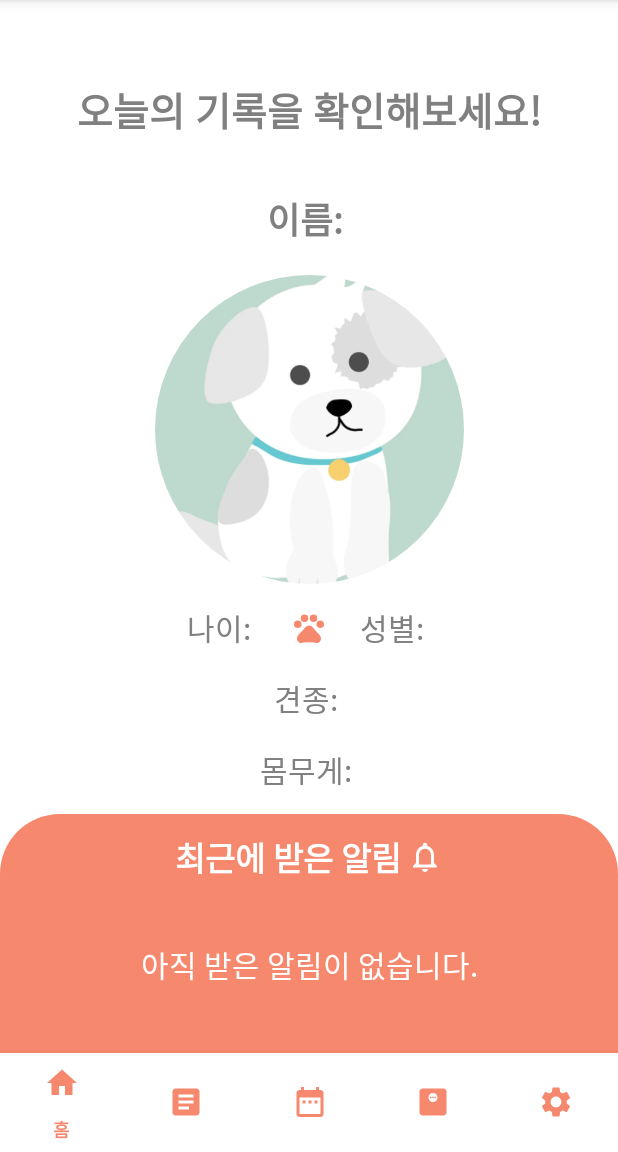
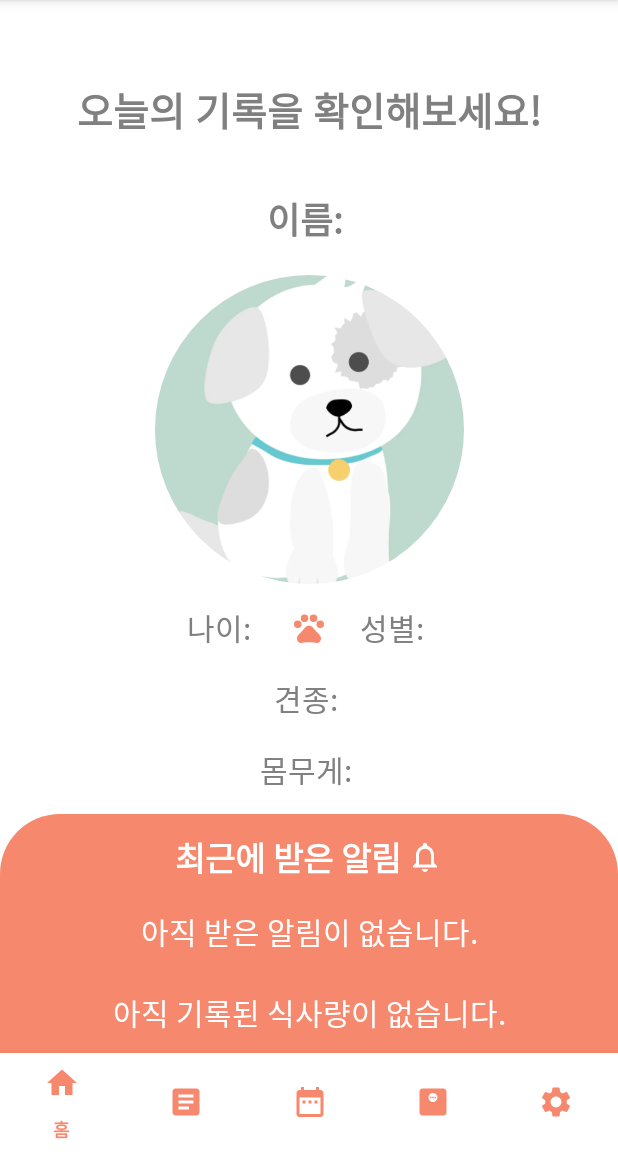
Before and after one commit to GodSang/dogtor_app, an Android app: the FragmentMainHome screen opened directly, with no data from a screen before it, on a phone screen of 412 x 824 dp, the part 84-1236 px from its top. Run offline under Robolectric (Android 15) with nearby library versions, the phone set to English and light mode, and no system bars; our stand-ins replace CircleImageView, Firebase (no records; nobody signed in at launch, a user with empty details on screens opened directly); libraries missing offline, so code that uses them is left out: me.relex.circleindicator; 1 statement that could not run was skipped.

Commit message:
전날, 권장 식사량 메시지 추가

```diff
--- a/app/src/main/java/com/example/capstone_design/FragmentMainHome.java
+++ b/app/src/main/java/com/example/capstone_design/FragmentMainHome.java
@@ -19,6 +19,9 @@ import com.example.capstone_design.retrofit.RetrofitClient;
 
 import org.w3c.dom.Text;
 
+import java.text.SimpleDateFormat;
+import java.util.Calendar;
+
 import de.hdodenhof.circleimageview.CircleImageView;
 import retrofit2.Call;
 import retrofit2.Callback;
@@ -32,9 +35,8 @@ public class FragmentMainHome extends Fragment {
     TextView main_dog_gender;
     TextView main_dog_type;
     TextView main_dog_weight;
-    TextView dog_status_info;
-    TextView dog_status_info_time;
     TextView fcm_msg;
+    TextView eat_msg;
 
     // SharedPreferences를 통해 fcm body 데이터 가져오기
     String loadSharedName = "DB";
@@ -60,6 +62,7 @@ public class FragmentMainHome extends Fragment {
         main_dog_weight = view.findViewById(R.id.main_dog_weight);
         main_dog_profile_image = view.findViewById(R.id.main_dog_profile_image);
         fcm_msg = view.findViewById(R.id.fcm_msg);
+        eat_msg = view.findViewById(R.id.eat_msg);
 
         Log.d("hyeals_bundle_fragment", "프래그먼트 실행");
 
@@ -77,7 +80,7 @@ public class FragmentMainHome extends Fragment {
         Log.d("fcm_body", "fcm body: " + fcm_body);
 
 
-        // GET 요청
+        // 반려견 정보 GET 요청
         retrofitClient.retrofitGetAPI.getUser(token).enqueue(new Callback<Data>() {
             @Override
             public void onResponse(Call<Data> call, Response<Data> response) {
@@ -123,5 +126,32 @@ public class FragmentMainHome extends Fragment {
                 t.printStackTrace();
             }
         });
+
+        // 전날 식사량 받아 오기 위해 어제 날짜 가져오기
+        SimpleDateFormat date = new SimpleDateFormat("yyyy/MM/dd");
+        Calendar calendar = Calendar.getInstance();
+
+        calendar.add(calendar.DATE, -1);
+        String yesterday = date.format(calendar.getTime());
+
+        Log.d("why", yesterday);
+
+        // 전날 및 권장 식사량 계산 정보
+        retrofitClient.retrofitGetAPI.getRecommend(token, yesterday).enqueue(new Callback<Data>() {
+            @Override
+            public void onResponse(Call<Data> call, Response<Data> response) {
+                if(response.isSuccessful()){
+                    Data data = response.body();
+
+                    eat_msg.setText("전날 식사량은 "+data.getSumMeal() + "kcal 입니다.\n 권장 식사량은 "
+                            + data.getRecommendMeal() + "kcal 입니다." );
+                }
+            }
+
+            @Override
+            public void onFailure(Call<Data> call, Throwable t) {
+                t.printStackTrace();
+            }
+        });
     }
 }
--- a/app/src/main/java/com/example/capstone_design/retrofit/Data.java
+++ b/app/src/main/java/com/example/capstone_design/retrofit/Data.java
@@ -56,6 +56,12 @@ public class Data {
 
     @SerializedName("message")
     private String message;
+
+    @SerializedName("sumMeal")
+    private double sumMeal;
+
+    @SerializedName("recommendMeal")
+    private double recommendMeal;
 
     public void setAmountOfMeal(int amountOfMeal) {
         this.amountOfMeal = amountOfMeal;
@@ -180,4 +186,20 @@ public class Data {
     public String getMessage() {
         return message;
     }
+
+    public double getSumMeal() {
+        return sumMeal;
+    }
+
+    public void setSumMeal(double sumMeal) {
+        this.sumMeal = sumMeal;
+    }
+
+    public double getRecommendMeal() {
+        return recommendMeal;
+    }
+
+    public void setRecommendMeal(double recommendMeal) {
+        this.recommendMeal = recommendMeal;
+    }
 }
--- a/app/src/main/java/com/example/capstone_design/retrofit/RetrofitGetAPI.java
+++ b/app/src/main/java/com/example/capstone_design/retrofit/RetrofitGetAPI.java
@@ -29,4 +29,7 @@ public interface RetrofitGetAPI {
     @GET("/weight/fat")
     Call<Data> getFat(@Header("Authorization") String authorization, @Query("dog_status") int status);
     // 체지방
+    //GET /intake/recommend
+    @GET("intake/recommend")
+    Call<Data> getRecommend(@Header("Authorization") String authorization, @Query("date") String date);
 }
--- a/app/src/main/res/layout/fragment_main_home.xml
+++ b/app/src/main/res/layout/fragment_main_home.xml
@@ -55,24 +55,7 @@
         app:layout_constraintStart_toStartOf="parent"
         app:layout_constraintWidth_percent="0.5">
     </de.hdodenhof.circleimageview.CircleImageView>
-<!--
-    <TextView
-        android:id="@+id/main_dog_name"
-        android:layout_width="0dp"
-        android:layout_height="0dp"
-        android:text="이름: "
-        android:textAppearance="@style/TextAppearance.AppCompat.Medium"
-        android:textColor="@color/deep_gray"
-        android:textSize="24sp"
-        android:gravity="center"
-        android:layout_marginTop="20dp"
-        app:layout_constraintTop_toBottomOf="@id/main_dog_profile_image"
-        app:layout_constraintStart_toStartOf="parent"
-        app:layout_constraintEnd_toEndOf="parent"
-        app:layout_constraintHeight_default="percent"
-        app:layout_constraintHeight_percent="0.05">
-    </TextView>
--->
+
     <TextView
         android:id="@+id/main_dog_age"
         android:layout_width="wrap_content"
@@ -168,7 +151,8 @@
             android:layout_width="match_parent"
             android:layout_height="wrap_content"
             android:orientation="horizontal"
-            android:gravity="center">
+            android:gravity="center"
+            android:weightSum="5">
 
             <TextView
                 android:layout_width="wrap_content"
@@ -193,11 +177,24 @@
         <TextView
             android:id="@+id/fcm_msg"
             android:layout_width="match_parent"
-            android:layout_height="match_parent"
+            android:layout_height="wrap_content"
+            android:layout_marginTop="10dp"
+            android:layout_weight="2"
             android:gravity="center"
             android:textSize="20sp"
             android:textColor="@color/white"
             android:text="아직 받은 알림이 없습니다."></TextView>
+
+        <TextView
+            android:id="@+id/eat_msg"
+            android:layout_width="match_parent"
+            android:layout_height="wrap_content"
+            android:layout_weight="2"
+            android:gravity="center"
+            android:textSize="20sp"
+            android:textColor="@color/white"
+            android:text="아직 기록된 식사량이 없습니다."></TextView>
+
     </LinearLayout>
 
 
```
Also changed, not shown: app/src/main/java/com/example/capstone_design/retrofit/RetrofitClient.java (line endings or trailing spaces).
